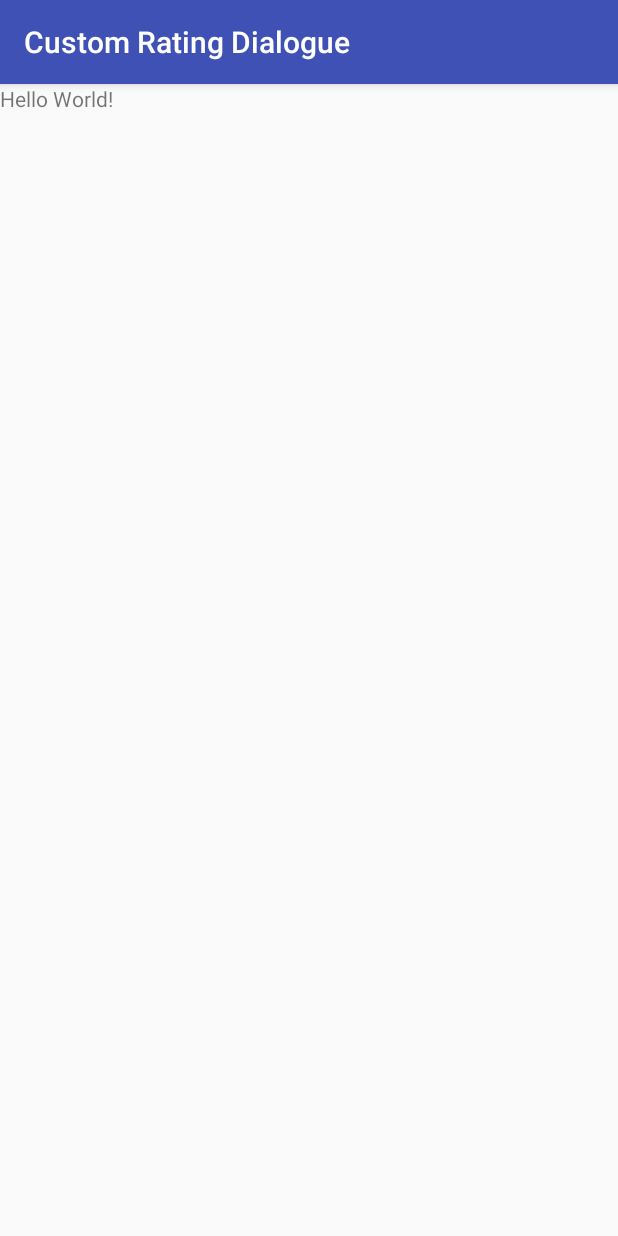
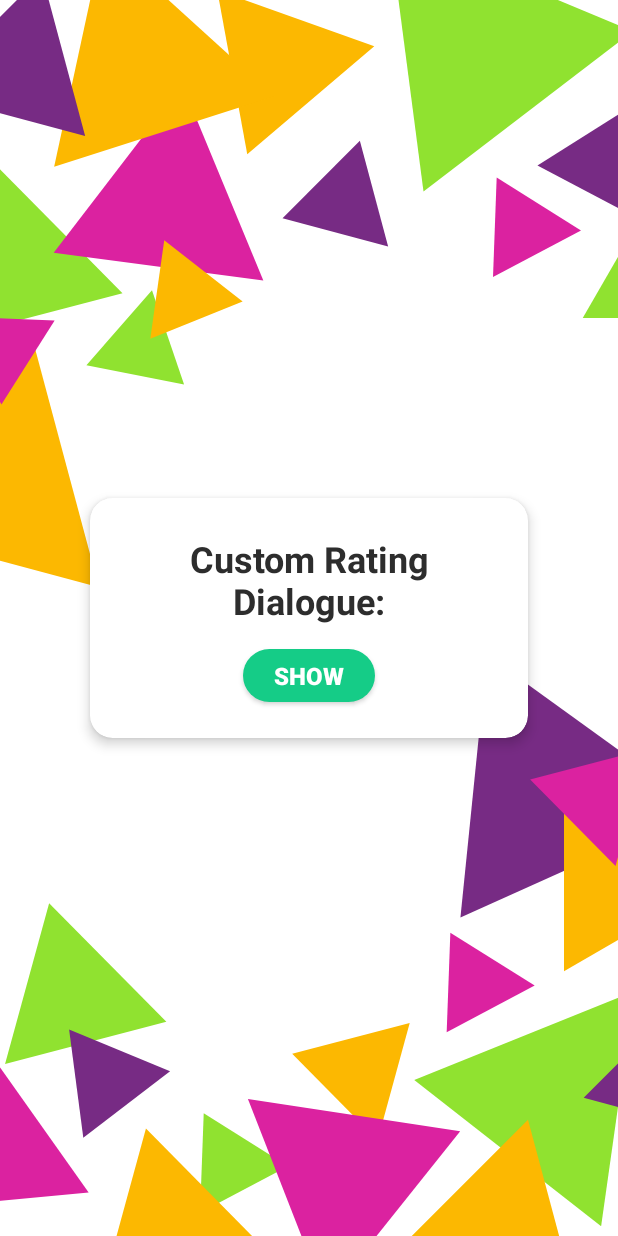
Before and after one commit to rayliverified/CustomRatingDialogue, an Android app: the screen it shows after launch (MainActivity), on a phone screen of 412 x 824 dp. Run offline under Robolectric (Android 15) with nearby library versions, the phone set to English and light mode, and no system bars.

Commit message:
Create Demo Activity
*Create Main Activity background.
*Update Dialog XML for editing.

```diff
--- a/app/build.gradle
+++ b/app/build.gradle
@@ -8,6 +8,7 @@ android {
         targetSdkVersion 28
         versionCode 1
         versionName "1.0"
+        vectorDrawables.useSupportLibrary = true
     }
     buildTypes {
         release {
@@ -19,6 +20,7 @@ android {
 
 dependencies {
     implementation fileTree(dir: 'libs', include: ['*.jar'])
-    implementation 'androidx.appcompat:appcompat:1.0.2'
     implementation project(path: ':customratingdialogue')
+    implementation "androidx.appcompat:appcompat:1.0.2"
+    implementation "androidx.cardview:cardview:1.0.0"
 }
--- a/app/src/main/java/stream/customratingdialoguesample/MainActivity.java
+++ b/app/src/main/java/stream/customratingdialoguesample/MainActivity.java
@@ -4,7 +4,7 @@ import android.content.Context;
 import android.os.Bundle;
 import android.util.Log;
 import android.view.View;
-import android.widget.TextView;
+import android.widget.Button;
 
 import androidx.appcompat.app.AppCompatActivity;
 import stream.customratingdialogue.RatingDialog;
@@ -40,8 +40,8 @@ public class MainActivity extends AppCompatActivity {
             }
         });
 
-        TextView textView = findViewById(R.id.text);
-        textView.setOnClickListener(new View.OnClickListener() {
+        Button mBtnAction = findViewById(R.id.btn_action);
+        mBtnAction.setOnClickListener(new View.OnClickListener() {
             @Override
             public void onClick(View view) {
                 mRatingDialog.showDialog();
--- /dev/null
+++ b/app/src/main/res/drawable/bg_rect_primary.xml
@@ -0,0 +1,6 @@
+<?xml version="1.0" encoding="utf-8"?>
+<shape xmlns:android="http://schemas.android.com/apk/res/android"
+       android:shape="rectangle">
+    <corners android:radius="30dp"/>
+    <solid android:color="#15CC87"/>
+</shape>
--- /dev/null
+++ b/app/src/main/res/drawable/bg_rect_primary_pressed.xml
@@ -0,0 +1,6 @@
+<?xml version="1.0" encoding="utf-8"?>
+<shape xmlns:android="http://schemas.android.com/apk/res/android"
+       android:shape="rectangle">
+    <corners android:radius="30dp"/>
+    <solid android:color="#17e696"/>
+</shape>
--- /dev/null
+++ b/app/src/main/res/drawable/bg_rect_primary_selector.xml
@@ -0,0 +1,6 @@
+<?xml version="1.0" encoding="utf-8"?>
+<selector xmlns:android="http://schemas.android.com/apk/res/android">
+    <item android:drawable="@drawable/bg_rect_primary_pressed" android:state_pressed="true"/>
+    <item android:drawable="@drawable/bg_rect_primary_pressed" android:state_focused="true"/>
+    <item android:drawable="@drawable/bg_rect_primary"/>
+</selector>
--- /dev/null
+++ b/app/src/main/res/drawable/bg_triangle_color.xml
@@ -0,0 +1,92 @@
+<?xml version="1.0" encoding="utf-8"?>
+<vector xmlns:android="http://schemas.android.com/apk/res/android"
+        android:width="1440dp"
+        android:height="2560dp"
+        android:viewportWidth="1440"
+        android:viewportHeight="2560">
+
+    <path
+        android:fillColor="#90E230"
+        android:pathData="M 182.6 1870.8 L 91.3 2204 L 425.5 2116.4 Z"/>
+    <path
+        android:fillColor="#FCB801"
+        android:pathData="M 856.3 95.8 L 530.9 -20.2 L 593.1 319.6 Z"/>
+    <path
+        android:fillColor="#90E230"
+        android:pathData="M 40.7 310.3 L -69.7 713.4 L 334.6 607.5 Z"/>
+    <path
+        android:fillColor="#772B84"
+        android:pathData="M 1533.2 1676.3 L 1090 1356.7 L 1034.8 1900.3 Z"/>
+    <path
+        android:fillColor="#90E230"
+        android:pathData="M 1392.1 64.5 L 887.5 -145 L 958.3 396.8 Z"/>
+    <path
+        android:fillColor="#FCB801"
+        android:pathData="M 151.4 714.7 L -215.9 1082 L 285.8 1216.4 Z"/>
+    <path
+        android:fillColor="#90E230"
+        android:pathData="M 502.9 2305.7 L 495.3 2511.8 L 677.6 2415.4 Z"/>
+    <path
+        android:fillColor="#90E230"
+        android:pathData="M 1288.2 658.8 L 1494.4 658.8 L 1391.3 480.2 Z"/>
+    <path
+        android:fillColor="#90E230"
+        android:pathData="M 395.7 601.1 L 259.8 756.3 L 462.2 796.4 Z"/>
+    <path
+        android:fillColor="#DB22A0"
+        android:pathData="M 1013.9 1931.7 L 1006.3 2137.8 L 1188.6 2041.4 Z"/>
+    <path
+        android:fillColor="#DB22A0"
+        android:pathData="M 1109.9 367.7 L 1102.3 573.8 L 1284.6 477.4 Z"/>
+    <path
+        android:fillColor="#DB22A0"
+        android:pathData="M -12.1 655.3 L 83.7 837.9 L 194 663.7 Z"/>
+    <path
+        android:fillColor="#DB22A0"
+        android:pathData="M 458.8 176 L 192 523.6 L 626.4 580.8 Z"/>
+    <path
+        android:fillColor="#FCB801"
+        android:pathData="M 749.7 2708.3 L 383.2 2337.6 L 245.5 2840.4 Z"/>
+    <path
+        android:fillColor="#FCB801"
+        android:pathData="M 686.2 2182.6 L 863.2 2361.5 L 929.7 2118.8 Z"/>
+    <path
+        android:fillColor="#FCB801"
+        android:pathData="M 294.3 -123 L 193 345.6 L 649.5 199.1 Z"/>
+    <path
+        android:fillColor="#90E230"
+        android:pathData="M 1395.2 2053.1 L 939.1 2236.9 L 1326.3 2540 Z"/>
+    <path
+        android:fillColor="#772B84"
+        android:pathData="M 1450.4 2113.7 L 1290.2 2273.8 L 1509 2332.4 Z"/>
+    <path
+        android:fillColor="#772B84"
+        android:pathData="M 224 2132.2 L 253.4 2356.7 L 433.2 2219 Z"/>
+    <path
+        android:fillColor="#772B84"
+        android:pathData="M 826.4 291.7 L 666.2 451.8 L 885 510.4 Z"/>
+    <path
+        android:fillColor="#DB22A0"
+        android:pathData="M 1034.3 2343.2 L 594.5 2276.4 L 756.5 2690.7 Z"/>
+    <path
+        android:fillColor="#DB22A0"
+        android:pathData="M 264.5 2470.1 L 7.3 2107 L -178.5 2511.2 Z"/>
+    <path
+        android:fillColor="#772B84"
+        android:pathData="M 1570.5 105.4 L 1194.4 343 L 1588.3 549.9 Z"/>
+    <path
+        android:fillColor="#FCB801"
+        android:pathData="M 1174.8 2319.1 L 930.5 2563.4 L 1264.2 2652.8 Z"/>
+    <path
+        android:fillColor="#FCB801"
+        android:pathData="M 1249.4 1666 L 1249.4 2011.5 L 1548.6 1838.7 Z"/>
+    <path
+        android:fillColor="#772B84"
+        android:pathData="M 167.8 -51.9 L -76.5 192.4 L 257.2 281.8 Z"/>
+    <path
+        android:fillColor="#DB22A0"
+        android:pathData="M 1179.2 1614.6 L 1356.2 1793.5 L 1422.7 1550.8 Z"/>
+    <path
+        android:fillColor="#FCB801"
+        android:pathData="M 421.1 497.5 L 392.2 701.7 L 583.5 624.7 Z"/>
+</vector>
--- a/app/src/main/res/layout/activity_main.xml
+++ b/app/src/main/res/layout/activity_main.xml
@@ -1,12 +1,75 @@
 <?xml version="1.0" encoding="utf-8"?>
-<LinearLayout xmlns:android="http://schemas.android.com/apk/res/android"
+<FrameLayout xmlns:android="http://schemas.android.com/apk/res/android"
+    xmlns:app="http://schemas.android.com/apk/res-auto"
+    xmlns:tools="http://schemas.android.com/tools"
+    android:id="@+id/intro_layout"
     android:layout_width="match_parent"
-    android:layout_height="match_parent">
+    android:layout_height="match_parent"
+    android:background="@android:color/white">
 
-    <TextView
-        android:id="@+id/text"
-        android:layout_width="wrap_content"
+    <ImageView
+        android:id="@+id/background"
+        android:layout_width="match_parent"
+        android:layout_height="match_parent"
+        android:scaleType="centerCrop"
+        app:srcCompat="@drawable/bg_triangle_color"/>
+
+    <androidx.cardview.widget.CardView
+        android:layout_width="match_parent"
         android:layout_height="wrap_content"
-        android:text="Hello World!" />
+        android:layout_marginTop="12dp"
+        android:layout_marginBottom="12dp"
+        android:layout_marginLeft="50dp"
+        android:layout_marginRight="50dp"
+        android:layout_gravity="center"
+        app:cardBackgroundColor="@android:color/white"
+        app:cardCornerRadius="15dp"
+        app:cardElevation="5dp"
+        app:cardUseCompatPadding="true">
 
-</LinearLayout>
+        <ScrollView
+            android:layout_width="match_parent"
+            android:layout_height="match_parent">
+
+            <LinearLayout
+                android:layout_width="match_parent"
+                android:layout_height="wrap_content"
+                android:padding="16dp"
+                android:background="?android:attr/selectableItemBackground"
+                android:layout_gravity="center"
+                android:orientation="vertical">
+
+                <TextView
+                    android:layout_width="wrap_content"
+                    android:layout_height="wrap_content"
+                    android:layout_marginTop="8dp"
+                    android:layout_marginBottom="8dp"
+                    android:layout_gravity="center_horizontal"
+                    android:gravity="center"
+                    android:text="Custom Rating Dialogue:"
+                    android:textSize="24dp"
+                    android:textColor="#2D2D2D"
+                    android:textStyle="bold"
+                    tools:ignore="HardcodedText,SpUsage" />
+
+                <Button
+                    android:id="@+id/btn_action"
+                    android:layout_width="wrap_content"
+                    android:layout_height="35dp"
+                    android:layout_marginTop="8dp"
+                    android:layout_marginBottom="8dp"
+                    android:textColor="@android:color/white"
+                    android:textSize="16dp"
+                    android:paddingLeft="15dp"
+                    android:paddingRight="15dp"
+                    android:elevation="2dp"
+                    android:textStyle="bold"
+                    android:layout_gravity="center_horizontal"
+                    android:gravity="center"
+                    android:background="@drawable/bg_rect_primary_selector"
+                    android:text="Show"
+                    tools:ignore="SpUsage,UnusedAttribute" />
+            </LinearLayout>
+        </ScrollView>
+    </androidx.cardview.widget.CardView>
+</FrameLayout>
--- a/app/src/main/res/values/styles.xml
+++ b/app/src/main/res/values/styles.xml
@@ -1,11 +1,13 @@
 <resources>
 
     <!-- Base application theme. -->
-    <style name="AppTheme" parent="Theme.AppCompat.Light.DarkActionBar">
-        <!-- Customize your theme here. -->
+    <style name="AppTheme" parent="Theme.AppCompat.NoActionBar">
         <item name="colorPrimary">@color/colorPrimary</item>
         <item name="colorPrimaryDark">@color/colorPrimaryDark</item>
         <item name="colorAccent">@color/colorAccent</item>
+        <item name="android:windowNoTitle">true</item>
+        <item name="android:windowFullscreen">true</item>
+        <item name="android:windowContentOverlay">@null</item>
+        <item name="android:windowActionBar">false</item>
     </style>
-
 </resources>
--- a/customratingdialogue/src/main/res/layout/layout_dialog_rating.xml
+++ b/customratingdialogue/src/main/res/layout/layout_dialog_rating.xml
@@ -1,11 +1,15 @@
 <?xml version="1.0" encoding="utf-8"?>
 <RelativeLayout xmlns:android="http://schemas.android.com/apk/res/android"
+    xmlns:tools="http://schemas.android.com/tools"
     android:id="@+id/main"
     android:layout_width="match_parent"
     android:layout_height="290dp"
     android:alpha="0"
     android:scaleX="0"
-    android:scaleY="0">
+    android:scaleY="0"
+    tools:alpha="1"
+    tools:scaleX="1"
+    tools:scaleY="1">
 
     <ImageView
         android:layout_width="30dp"
@@ -13,7 +17,8 @@
         android:layout_above="@+id/btnSubmit"
         android:layout_alignParentLeft="true"
         android:layout_marginLeft="5dp"
-        android:src="@drawable/ribonl" />
+        android:src="@drawable/ribonl"
+        tools:ignore="ContentDescription,RtlHardcoded" />
 
     <ImageView
         android:layout_width="30dp"
@@ -21,7 +26,8 @@
         android:layout_above="@+id/btnSubmit"
         android:layout_alignParentRight="true"
         android:layout_marginRight="5dp"
-        android:src="@drawable/ribonr" />
+        android:src="@drawable/ribonr"
+        tools:ignore="ContentDescription,RtlHardcoded" />
 
     <RelativeLayout
         android:layout_width="match_parent"
@@ -84,7 +90,7 @@
                 android:layout_marginTop="8dp"
                 android:layout_marginRight="6dp"
                 android:gravity="center"
-                android:visibility="invisible"></stream.customratingdialogue.RotationRatingBar>
+                android:visibility="invisible"/>
         </LinearLayout>
     </RelativeLayout>
 
```
